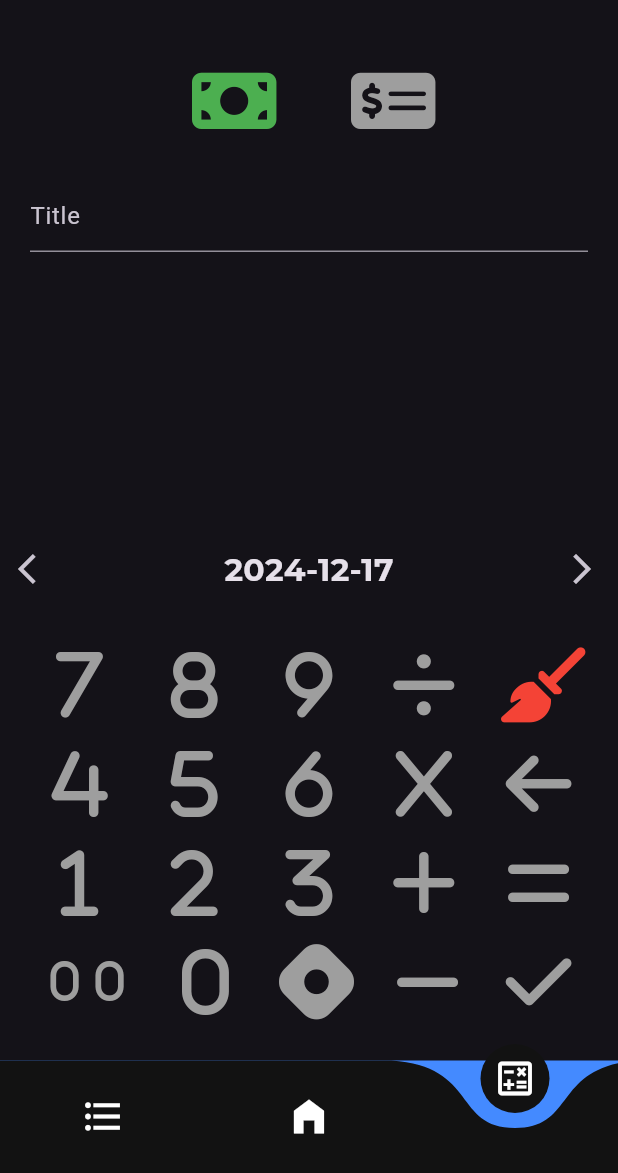
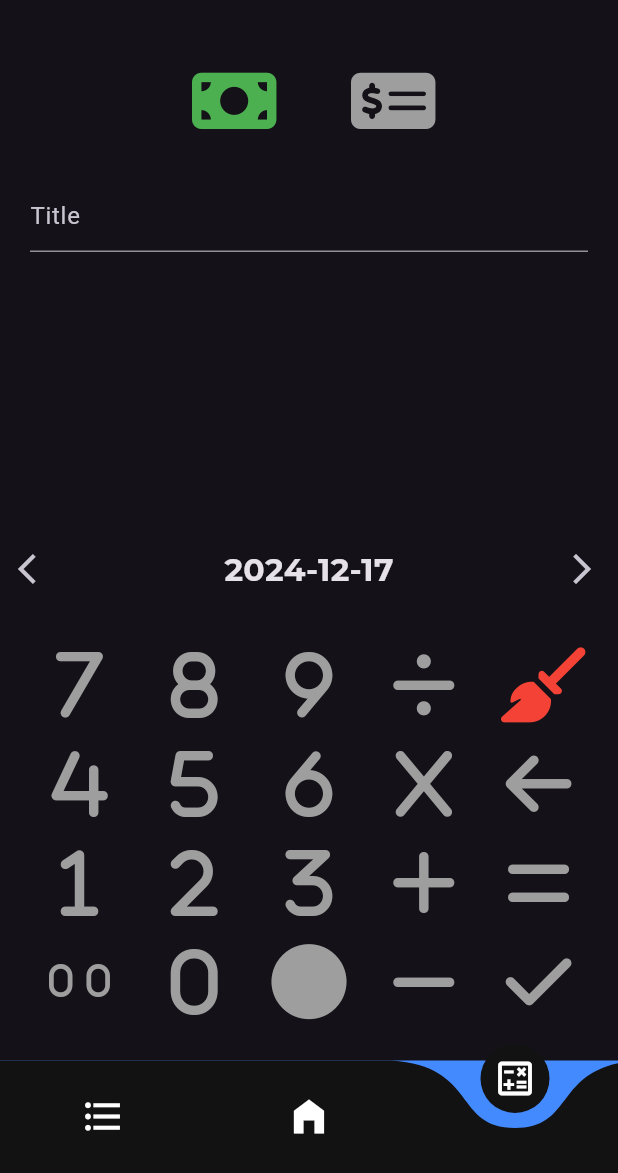
Before and after one commit to Lichyo/broke_daily, a Flutter app: the screen it shows after launch, item 3 of the bottom bar chosen, on a phone screen of 412 x 824 dp, the part 63-1236 px from its top. Run offline on Flutter 3.47's test engine with Material 3 defaults, Android fonts, the phone set to English and light mode, and no system bars; drawn by our look-alikes of curved_navigation_bar; our stand-ins replace fl_chart, font_awesome_flutter, gap, google_fonts, sqflite; missing offline and left inert: expressions; accounts and stored records are empty.

Commit message:
Dev : upadte cal page UI

```diff
--- a/lib/component/calculator.dart
+++ b/lib/component/calculator.dart
@@ -204,12 +204,12 @@ class Calculator extends StatelessWidget {
                     Icon(
                       FontAwesomeIcons.zero,
                       color: Colors.grey,
-                      size: 30,
+                      size: 25,
                     ),
                     Icon(
                       FontAwesomeIcons.zero,
                       color: Colors.grey,
-                      size: 30,
+                      size: 25,
                     ),
                   ],
                 ),
@@ -231,7 +231,7 @@ class Calculator extends StatelessWidget {
                       .setResult(".");
                 },
                 icon: const Icon(
-                  FontAwesomeIcons.hashnode,
+                  FontAwesomeIcons.solidCircle,
                   color: Colors.grey,
                   size: 50,
                 ),
--- a/lib/view/calculate_page.dart
+++ b/lib/view/calculate_page.dart
@@ -8,7 +8,7 @@ import 'package:provider/provider.dart';
 import 'package:intl/intl.dart';
 
 class CalculatePage extends StatefulWidget {
-  CalculatePage({super.key});
+  const CalculatePage({super.key});
 
   @override
   State<CalculatePage> createState() => _CalculatePageState();
```
Also changed, not shown: pubspec.yaml (+0 -44 lines).
